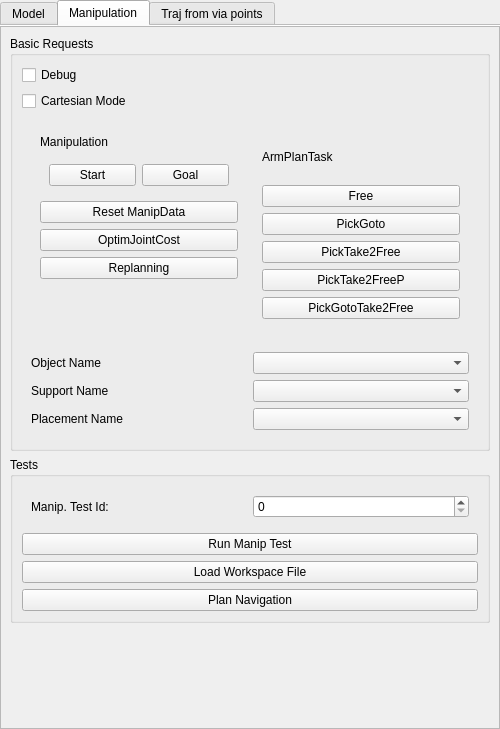
First picture: the form in src/move3d-qt-gui-libs/src/qtMainInterface/sideWidgets/qtRobot.ui, repository jmainpri/move3d-studio, before the edit.
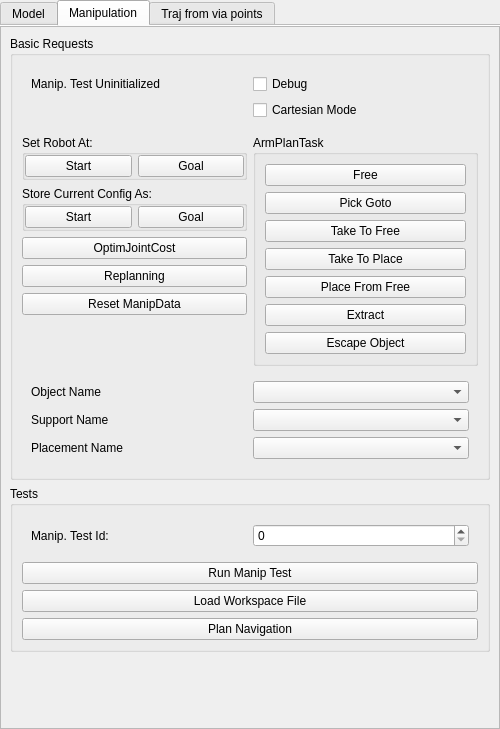
Second picture: the form after the edit. The open tabs and pages were chosen to show the change.

Commit message:
Fix the GUI to play with the Manipulation Planner
- The FormRobot has a new button to synchronize the configuration added with Manipulation::Utils
 - The qtRobot holds almost all request in armPlanTask
 - qtConstraint and qtMultiLocalPaths are destroyed on Close

Patch:
```diff
--- a/src/move3d-qt-gui-libs/src/qtMainInterface/sideWidgets/qtRobot.ui
+++ b/src/move3d-qt-gui-libs/src/qtMainInterface/sideWidgets/qtRobot.ui
@@ -594,8 +594,8 @@
            <rect>
             <x>0</x>
             <y>0</y>
-            <width>498</width>
-            <height>704</height>
+            <width>483</width>
+            <height>734</height>
            </rect>
           </property>
           <layout class="QVBoxLayout" name="verticalLayout_4">
@@ -604,37 +604,28 @@
              <property name="title">
               <string>Basic Requests</string>
              </property>
-             <layout class="QVBoxLayout" name="verticalLayout_5">
-              <item>
-               <widget class="QCheckBox" name="checkBoxIsDebugManip">
-                <property name="text">
-                 <string>Debug</string>
-                </property>
-               </widget>
-              </item>
-              <item>
-               <widget class="QCheckBox" name="checkBoxIsCartesianMode">
-                <property name="text">
-                 <string>Cartesian Mode</string>
-                </property>
-               </widget>
-              </item>
-              <item>
+             <layout class="QGridLayout" name="gridLayout_6">
+              <item row="3" column="0">
                <widget class="QWidget" name="widget_6" native="true">
                 <layout class="QHBoxLayout" name="horizontalLayout_8">
+                 <property name="margin">
+                  <number>0</number>
+                 </property>
                  <item>
                   <widget class="QWidget" name="widget_7" native="true">
                    <layout class="QVBoxLayout" name="verticalLayout_8">
+                    <property name="margin">
+                     <number>0</number>
+                    </property>
                     <item>
-                     <widget class="QLabel" name="label_10">
-                      <property name="text">
-                       <string>Manipulation</string>
+                     <widget class="QGroupBox" name="groupBox_7">
+                      <property name="title">
+                       <string>Set Robot At:</string>
                       </property>
-                     </widget>
-                    </item>
-                    <item>
-                     <widget class="QWidget" name="widget_11" native="true">
-                      <layout class="QHBoxLayout" name="horizontalLayout_10">
+                      <layout class="QHBoxLayout" name="horizontalLayout_11">
+                       <property name="margin">
+                        <number>0</number>
+                       </property>
                        <item>
                         <widget class="QPushButton" name="pushButtonSetStart">
                          <property name="text">
@@ -653,10 +644,29 @@
                      </widget>
                     </item>
                     <item>
-                     <widget class="QPushButton" name="pushButtonResetManipulationData">
-                      <property name="text">
-                       <string>Reset ManipData</string>
+                     <widget class="QGroupBox" name="groupBox_8">
+                      <property name="title">
+                       <string>Store Current Config As:</string>
                       </property>
+                      <layout class="QHBoxLayout" name="horizontalLayout_10">
+                       <property name="margin">
+                        <number>0</number>
+                       </property>
+                       <item>
+                        <widget class="QPushButton" name="pushButtonStoreStart">
+                         <property name="text">
+                          <string>Start</string>
+                         </property>
+                        </widget>
+                       </item>
+                       <item>
+                        <widget class="QPushButton" name="pushButtonStoreGoal">
+                         <property name="text">
+                          <string>Goal</string>
+                         </property>
+                        </widget>
+                       </item>
+                      </layout>
                      </widget>
                     </item>
                     <item>
@@ -673,6 +683,13 @@
                       </property>
                      </widget>
                     </item>
+                    <item>
+                     <widget class="QPushButton" name="pushButtonResetManipulationData">
+                      <property name="text">
+                       <string>Reset ManipData</string>
+                      </property>
+                     </widget>
+                    </item>
                     <item>
                      <spacer name="verticalSpacer_2">
                       <property name="orientation">
@@ -690,15 +707,11 @@
                   </widget>
                  </item>
                  <item>
-                  <widget class="QWidget" name="widget_5" native="true">
+                  <widget class="QGroupBox" name="groupBox_9">
+                   <property name="title">
+                    <string>ArmPlanTask</string>
+                   </property>
                    <layout class="QVBoxLayout" name="verticalLayout_7">
-                    <item>
-                     <widget class="QLabel" name="label_9">
-                      <property name="text">
-                       <string>ArmPlanTask</string>
-                      </property>
-                     </widget>
-                    </item>
                     <item>
                      <widget class="QPushButton" name="pushButtonArmFree">
                       <property name="text">
@@ -709,28 +722,42 @@
                     <item>
                      <widget class="QPushButton" name="pushButtonArmPickGoto">
                       <property name="text">
-                       <string>PickGoto</string>
+                       <string>Pick Goto</string>
                       </property>
                      </widget>
                     </item>
                     <item>
                      <widget class="QPushButton" name="pushButtonArmPickTakeToFree">
                       <property name="text">
-                       <string>PickTake2Free</string>
+                       <string>Take To Free</string>
                       </property>
                      </widget>
                     </item>
                     <item>
                      <widget class="QPushButton" name="pushButtonArmPickTakeToFreePoint">
                       <property name="text">
-                       <string>PickTake2FreeP</string>
+                       <string>Take To Place</string>
                       </property>
                      </widget>
                     </item>
                     <item>
                      <widget class="QPushButton" name="pushButtonArmPickGotoAndTakeToFree">
                       <property name="text">
-                       <string>PickGotoTake2Free</string>
+                       <string>Place From Free</string>
+                      </property>
+                     </widget>
+                    </item>
+                    <item>
+                     <widget class="QPushButton" name="pushButtonArmExtract">
+                      <property name="text">
+                       <string>Extract</string>
+                      </property>
+                     </widget>
+                    </item>
+                    <item>
+                     <widget class="QPushButton" name="pushButtonArmEscape">
+                      <property name="text">
+                       <string>Escape Object</string>
                       </property>
                      </widget>
                     </item>
@@ -740,7 +767,7 @@
                 </layout>
                </widget>
               </item>
-              <item>
+              <item row="4" column="0">
                <widget class="QWidget" name="ObjectToManipulate" native="true">
                 <layout class="QGridLayout" name="gridLayout_4">
                  <item row="0" column="2">
@@ -776,6 +803,33 @@
                 </layout>
                </widget>
               </item>
+              <item row="0" column="0">
+               <widget class="QWidget" name="widget_5" native="true">
+                <layout class="QGridLayout" name="gridLayout_7">
+                 <item row="0" column="1">
+                  <widget class="QCheckBox" name="checkBoxIsDebugManip">
+                   <property name="text">
+                    <string>Debug</string>
+                   </property>
+                  </widget>
+                 </item>
+                 <item row="1" column="1">
+                  <widget class="QCheckBox" name="checkBoxIsCartesianMode">
+                   <property name="text">
+                    <string>Cartesian Mode</string>
+                   </property>
+                  </widget>
+                 </item>
+                 <item row="0" column="0">
+                  <widget class="QLabel" name="labelManipRobotName">
+                   <property name="text">
+                    <string>Manip. Test Uninitialized</string>
+                   </property>
+                  </widget>
+                 </item>
+                </layout>
+               </widget>
+              </item>
              </layout>
             </widget>
            </item>
```
Left out of the diff: 6 changed lines with no effect on the pictures. The commit also changes 8 other files.
